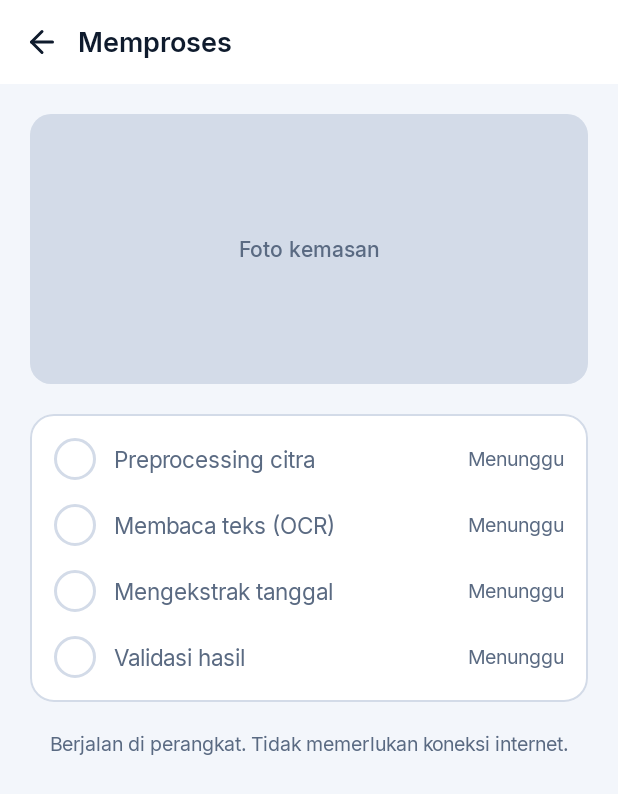
After one commit to ZanCo21/expira-app, an Android app built with Jetpack Compose: the composable ProcessingScreen shown on its own in the app's theme, on a phone screen of 412 x 824 dp. The commit adds this screen. Shown: the top 794 px of the screen. Run offline under Robolectric (Android 15) with nearby library versions, the phone set to English and light mode, and no system bars.

Commit message:
feat: add processing screen and gallery scan flow

```diff
--- /dev/null
+++ b/app/src/main/java/com/expira/app/ui/components/StepRow.kt
@@ -0,0 +1,74 @@
+package com.expira.app.ui.components
+
+import androidx.compose.foundation.background
+import androidx.compose.foundation.border
+import androidx.compose.foundation.layout.Arrangement
+import androidx.compose.foundation.layout.Box
+import androidx.compose.foundation.layout.Row
+import androidx.compose.foundation.layout.fillMaxWidth
+import androidx.compose.foundation.layout.size
+import androidx.compose.foundation.shape.CircleShape
+import androidx.compose.material3.Icon
+import androidx.compose.material3.MaterialTheme
+import androidx.compose.material3.Text
+import androidx.compose.runtime.Composable
+import androidx.compose.ui.Alignment
+import androidx.compose.ui.Modifier
+import androidx.compose.ui.res.painterResource
+import androidx.compose.ui.text.font.FontWeight
+import androidx.compose.ui.unit.dp
+import com.expira.app.R
+import com.expira.app.ui.theme.ExpiraColors
+
+enum class StepIndicator { Done, Running, Pending }
+
+/** One row of the "Tahapan" card on the Memproses screen. */
+@Composable
+fun StepRow(
+    label: String,
+    trailing: String,
+    indicator: StepIndicator,
+    modifier: Modifier = Modifier,
+) {
+    Row(
+        modifier = modifier.fillMaxWidth(),
+        horizontalArrangement = Arrangement.spacedBy(12.dp),
+        verticalAlignment = Alignment.CenterVertically,
+    ) {
+        StepDot(indicator)
+        val isPending = indicator == StepIndicator.Pending
+        Text(
+            text = label,
+            style = MaterialTheme.typography.bodyLarge.copy(
+                fontWeight = if (isPending) FontWeight.Normal else FontWeight.Medium,
+            ),
+            color = if (isPending) ExpiraColors.TextMuted else ExpiraColors.Text,
+            modifier = Modifier.weight(1f),
+        )
+        Text(text = trailing, style = MaterialTheme.typography.bodySmall, color = ExpiraColors.TextMuted)
+    }
+}
+
+@Composable
+private fun StepDot(indicator: StepIndicator) {
+    val base = Modifier.size(28.dp)
+    when (indicator) {
+        StepIndicator.Done -> Box(
+            modifier = base.background(ExpiraColors.Success, CircleShape),
+            contentAlignment = Alignment.Center,
+        ) {
+            Icon(
+                painter = painterResource(R.drawable.ic_check_16),
+                contentDescription = null,
+                tint = ExpiraColors.OnPrimary,
+                modifier = Modifier.size(16.dp),
+            )
+        }
+        StepIndicator.Running -> Box(
+            modifier = base
+                .background(ExpiraColors.PrimaryContainer, CircleShape)
+                .border(2.dp, ExpiraColors.Primary, CircleShape),
+        )
+        StepIndicator.Pending -> Box(modifier = base.border(2.dp, ExpiraColors.Outline, CircleShape))
+    }
+}
--- /dev/null
+++ b/app/src/main/java/com/expira/app/ui/processing/ProcessingScreen.kt
@@ -0,0 +1,188 @@
+package com.expira.app.ui.processing
+
+import androidx.compose.foundation.Image
+import androidx.compose.foundation.background
+import androidx.compose.foundation.border
+import androidx.compose.foundation.layout.Arrangement
+import androidx.compose.foundation.layout.Box
+import androidx.compose.foundation.layout.Column
+import androidx.compose.foundation.layout.fillMaxSize
+import androidx.compose.foundation.layout.fillMaxWidth
+import androidx.compose.foundation.layout.height
+import androidx.compose.foundation.layout.navigationBarsPadding
+import androidx.compose.foundation.layout.padding
+import androidx.compose.foundation.rememberScrollState
+import androidx.compose.foundation.shape.RoundedCornerShape
+import androidx.compose.foundation.verticalScroll
+import androidx.compose.material3.MaterialTheme
+import androidx.compose.material3.Text
+import androidx.compose.runtime.Composable
+import androidx.compose.runtime.getValue
+import androidx.compose.ui.Alignment
+import androidx.compose.ui.Modifier
+import androidx.compose.ui.draw.clip
+import androidx.compose.ui.graphics.asImageBitmap
+import androidx.compose.ui.layout.ContentScale
+import androidx.compose.ui.res.stringResource
+import androidx.compose.ui.text.font.FontFamily
+import androidx.compose.ui.text.font.FontWeight
+import androidx.compose.ui.text.style.TextAlign
+import androidx.compose.ui.unit.dp
+import androidx.compose.ui.unit.sp
+import androidx.lifecycle.compose.collectAsStateWithLifecycle
+import androidx.lifecycle.viewmodel.compose.viewModel
+import com.expira.app.BuildConfig
+import com.expira.app.R
+import com.expira.app.domain.ScanFailure
+import com.expira.app.domain.ScanStage
+import com.expira.app.ui.components.ExpiraTopBar
+import com.expira.app.ui.components.StepIndicator
+import com.expira.app.ui.components.StepRow
+import com.expira.app.ui.theme.ExpiraColors
+
+private val CardShape = RoundedCornerShape(16.dp)
+
+@Composable
+fun ProcessingRoute(
+    onBack: () -> Unit,
+    viewModel: ProcessingViewModel = viewModel(factory = ProcessingViewModel.Factory),
+) {
+    val state by viewModel.uiState.collectAsStateWithLifecycle()
+    ProcessingScreen(state = state, onBack = onBack)
+}
+
+/** Figma "Memproses" (3:85). */
+@Composable
+fun ProcessingScreen(
+    state: ProcessingUiState,
+    onBack: () -> Unit,
+    modifier: Modifier = Modifier,
+) {
+    Column(modifier = modifier.fillMaxSize().background(ExpiraColors.Background)) {
+        ExpiraTopBar(title = stringResource(R.string.processing_title), onBack = onBack)
+        Column(
+            modifier = Modifier
+                .fillMaxSize()
+                .verticalScroll(rememberScrollState())
+                .navigationBarsPadding()
+                .padding(20.dp),
+            verticalArrangement = Arrangement.spacedBy(20.dp),
+        ) {
+            PhotoPreview(state)
+            StagesCard(state.stages)
+            state.failure?.let { FailureText(it) }
+            Text(
+                text = stringResource(R.string.processing_offline_note),
+                style = MaterialTheme.typography.bodySmall.copy(lineHeight = 18.sp),
+                color = ExpiraColors.TextMuted,
+                textAlign = TextAlign.Center,
+                modifier = Modifier.fillMaxWidth(),
+            )
+            if (BuildConfig.DEBUG) state.rawText?.let { RawTextDebugCard(it) }
+        }
+    }
+}
+
+@Composable
+private fun PhotoPreview(state: ProcessingUiState) {
+    Box(
+        modifier = Modifier
+            .fillMaxWidth()
+            .height(180.dp)
+            .clip(RoundedCornerShape(14.dp))
+            .background(ExpiraColors.Outline),
+        contentAlignment = Alignment.Center,
+    ) {
+        val preview = state.preview
+        if (preview != null) {
+            Image(
+                bitmap = preview.asImageBitmap(),
+                contentDescription = stringResource(R.string.processing_photo),
+                contentScale = ContentScale.Fit,
+                modifier = Modifier.fillMaxSize(),
+            )
+        } else {
+            Text(
+                text = stringResource(R.string.processing_photo),
+                style = MaterialTheme.typography.bodyMedium.copy(fontWeight = FontWeight.Medium),
+                color = ExpiraColors.TextMuted,
+            )
+        }
+    }
+}
+
+@Composable
+private fun StagesCard(stages: Map<ScanStage, StageStatus>) {
+    Column(
+        modifier = Modifier
+            .fillMaxWidth()
+            .background(ExpiraColors.Surface, CardShape)
+            .border(1.dp, ExpiraColors.Outline, CardShape)
+            .padding(16.dp),
+        verticalArrangement = Arrangement.spacedBy(16.dp),
+    ) {
+        ScanStage.entries.forEach { stage ->
+            val status = stages[stage] ?: StageStatus.Pending
+            StepRow(
+                label = stringResource(stage.labelRes()),
+                trailing = status.trailingText(),
+                indicator = status.indicator(),
+            )
+        }
+    }
+}
+
+@Composable
+private fun StageStatus.trailingText(): String = when (this) {
+    is StageStatus.Done -> stringResource(R.string.processing_duration_ms, durationMs)
+    StageStatus.Running -> stringResource(R.string.processing_running)
+    StageStatus.Pending -> stringResource(R.string.processing_waiting)
+}
+
+private fun StageStatus.indicator(): StepIndicator = when (this) {
+    is StageStatus.Done -> StepIndicator.Done
+    StageStatus.Running -> StepIndicator.Running
+    StageStatus.Pending -> StepIndicator.Pending
+}
+
+private fun ScanStage.labelRes(): Int = when (this) {
+    ScanStage.PREPROCESS -> R.string.stage_preprocess
+    ScanStage.OCR -> R.string.stage_ocr
+    ScanStage.EXTRACT -> R.string.stage_extract
+    ScanStage.VALIDATE -> R.string.stage_validate
+}
+
+@Composable
+private fun FailureText(failure: ScanFailure) {
+    val message = when (failure) {
+        ScanFailure.IMAGE_UNREADABLE -> R.string.processing_error_image
+        ScanFailure.OCR_FAILED -> R.string.processing_error_ocr
+    }
+    Text(
+        text = stringResource(message),
+        style = MaterialTheme.typography.bodyMedium,
+        color = ExpiraColors.Danger,
+        textAlign = TextAlign.Center,
+        modifier = Modifier.fillMaxWidth(),
+    )
+}
+
+/** Temporary debug-only view of the raw OCR text; replaced by the result screen in Sprint 2. */
+@Composable
+private fun RawTextDebugCard(rawText: String) {
+    Column(
+        modifier = Modifier
+            .fillMaxWidth()
+            .background(ExpiraColors.Surface, CardShape)
+            .border(1.dp, ExpiraColors.Outline, CardShape)
+            .padding(16.dp),
+        verticalArrangement = Arrangement.spacedBy(6.dp),
+    ) {
+        Text(text = "DEBUG · OCR", style = MaterialTheme.typography.labelMedium, color = ExpiraColors.TextMuted)
+        Text(
+            text = rawText.ifBlank { "∅" },
+            style = MaterialTheme.typography.bodySmall.copy(fontFamily = FontFamily.Monospace),
+            color = ExpiraColors.Text,
+        )
+    }
+}
--- /dev/null
+++ b/app/src/main/java/com/expira/app/ui/processing/ProcessingUiState.kt
@@ -0,0 +1,31 @@
+package com.expira.app.ui.processing
+
+import android.graphics.Bitmap
+import com.expira.app.domain.ScanEvent
+import com.expira.app.domain.ScanFailure
+import com.expira.app.domain.ScanStage
+
+sealed interface StageStatus {
+    data object Pending : StageStatus
+    data object Running : StageStatus
+    data class Done(val durationMs: Long) : StageStatus
+}
+
+data class ProcessingUiState(
+    val preview: Bitmap? = null,
+    val stages: Map<ScanStage, StageStatus> = ScanStage.entries.associateWith { StageStatus.Pending },
+    /** Raw OCR text once OCR has finished (shown in debug builds until Sprint 2). */
+    val rawText: String? = null,
+    val failure: ScanFailure? = null,
+) {
+    /** Applies one pipeline event; pure so it can be unit tested. */
+    fun reduce(event: ScanEvent): ProcessingUiState = when (event) {
+        is ScanEvent.StageStarted -> copy(stages = stages + (event.stage to StageStatus.Running))
+        is ScanEvent.StageFinished -> copy(stages = stages + (event.stage to StageStatus.Done(event.durationMs)))
+        is ScanEvent.Completed -> copy(rawText = event.outcome.ocr.text)
+        is ScanEvent.Failed -> copy(failure = event.reason, stages = stages.resetRunning())
+    }
+
+    private fun Map<ScanStage, StageStatus>.resetRunning() =
+        mapValues { (_, status) -> if (status == StageStatus.Running) StageStatus.Pending else status }
+}
--- a/app/src/main/res/values/strings.xml
+++ b/app/src/main/res/values/strings.xml
@@ -18,6 +18,20 @@
     <string name="home_take_photo">Ambil Foto</string>
     <string name="home_pick_gallery">Pilih dari Galeri</string>
 
+    <!-- Memproses -->
+    <string name="processing_title">Memproses</string>
+    <string name="processing_photo">Foto kemasan</string>
+    <string name="processing_offline_note">Berjalan di perangkat. Tidak memerlukan koneksi internet.</string>
+    <string name="processing_duration_ms">%1$d ms</string>
+    <string name="processing_running">Berjalan…</string>
+    <string name="processing_waiting">Menunggu</string>
+    <string name="processing_error_image">Gambar tidak dapat dibuka. Coba pilih foto lain.</string>
+    <string name="processing_error_ocr">Teks gagal dibaca. Coba foto ulang.</string>
+    <string name="stage_preprocess">Preprocessing citra</string>
+    <string name="stage_ocr">Membaca teks (OCR)</string>
+    <string name="stage_extract">Mengekstrak tanggal</string>
+    <string name="stage_validate">Validasi hasil</string>
+
     <!-- Riwayat -->
     <string name="history_title">Riwayat</string>
 
```
Also changed, not shown: app/src/main/java/com/expira/app/ui/navigation/ExpiraNavHost.kt (+18 -1 lines), app/src/main/java/com/expira/app/ui/processing/ProcessingViewModel.kt (added, +54 -0 lines), 1 other file.
